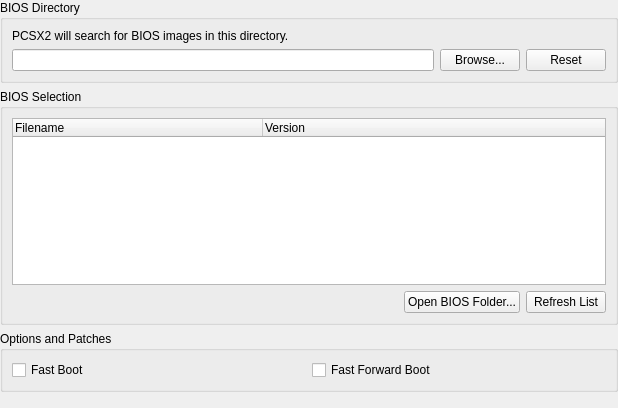
Before: the Qt Designer form pcsx2-qt/Settings/BIOSSettingsWidget.ui in PCSX2/pcsx2, drawn with Qt 5.
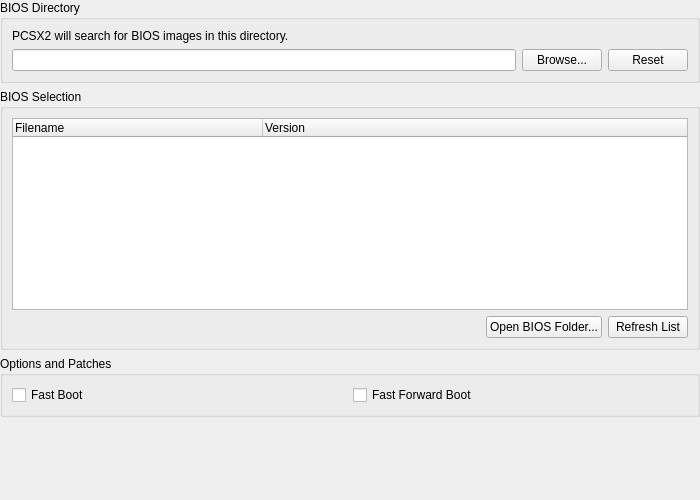
After: the same form once the commit is applied.

Commit message: Qt: Fix various settings window layout issues

```diff
--- a/pcsx2-qt/Settings/BIOSSettingsWidget.ui
+++ b/pcsx2-qt/Settings/BIOSSettingsWidget.ui
@@ -6,8 +6,8 @@
    <rect>
     <x>0</x>
     <y>0</y>
-    <width>618</width>
-    <height>408</height>
+    <width>700</width>
+    <height>500</height>
    </rect>
   </property>
   <layout class="QVBoxLayout" name="verticalLayout_2">
@@ -161,7 +161,7 @@
      <property name="sizeHint" stdset="0">
       <size>
        <width>20</width>
-       <height>40</height>
+       <height>0</height>
       </size>
      </property>
     </spacer>
```
The commit also changes 31 other files.
